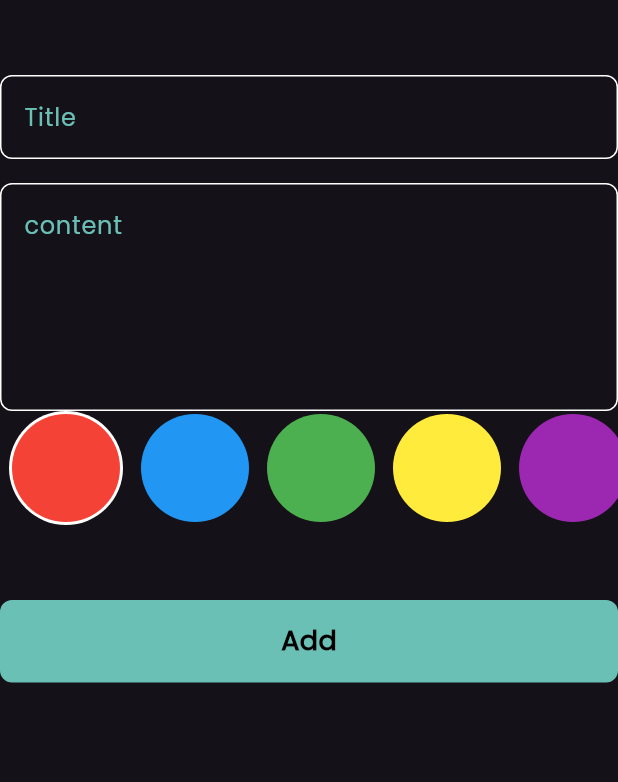
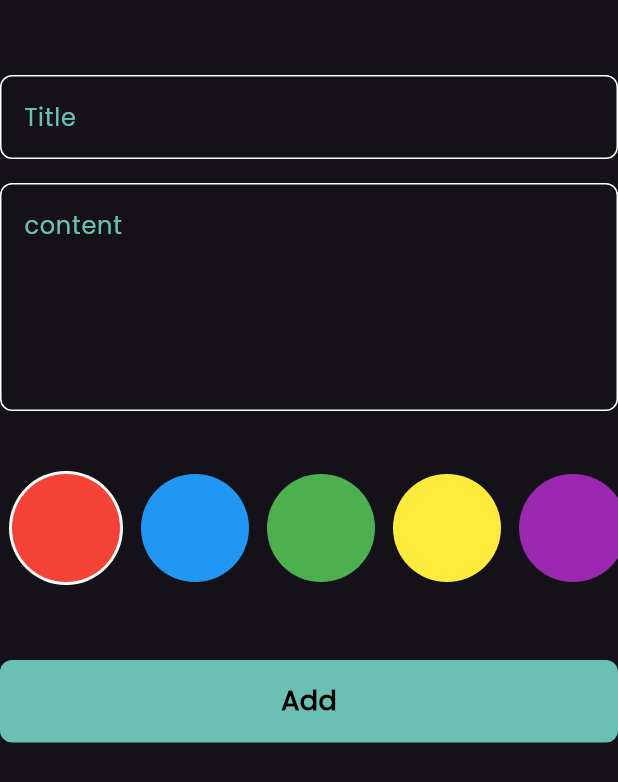
Before and after one commit to hassanelsherif90/notes_app, a Flutter app: the AddNoteForm widget shown alone on an empty page, opened directly, on a phone screen of 412 x 824 dp. Shown: the top 782 px of the screen. Run offline on Flutter 3.47's test engine with Material 3 defaults, Android fonts, the phone set to English and light mode, and no system bars; our stand-ins replace bloc, flutter_bloc, font_awesome_flutter, hive, hive_flutter; accounts and stored records are empty.

Commit message:
Update AddNote Cubit

```diff
--- a/lib/cubits/add_note_cubit/add_note_cubit.dart
+++ b/lib/cubits/add_note_cubit/add_note_cubit.dart
@@ -1,6 +1,6 @@
 import 'package:bloc/bloc.dart';
+import 'package:flutter/material.dart';
 import 'package:hive_flutter/adapters.dart';
-import 'package:meta/meta.dart';
 import 'package:notes_app/constants.dart';
 import 'package:notes_app/models/note_model.dart';
 
@@ -8,8 +8,9 @@ part 'add_note_state.dart';
 
 class AddNoteCubit extends Cubit<AddNoteState> {
   AddNoteCubit() : super(AddNoteInitial());
-
+  Color color = Colors.red;
   addNote(NoteModel note) async {
+    note.color = color.value;
     emit(AddNoteLoading());
 
     try {
--- a/lib/cubits/notes_cubit/notes_cubit.dart
+++ b/lib/cubits/notes_cubit/notes_cubit.dart
@@ -1,6 +1,6 @@
 import 'package:bloc/bloc.dart';
+import 'package:flutter/material.dart';
 import 'package:hive/hive.dart';
-import 'package:meta/meta.dart';
 import 'package:notes_app/constants.dart';
 import 'package:notes_app/models/note_model.dart';
 
@@ -10,7 +10,9 @@ class NotesCubit extends Cubit<NotesState> {
   NotesCubit() : super(NotesInitial());
 
   List<NoteModel>? notes;
+
   fetchAll() async {
+
     var notesBox = Hive.box<NoteModel>(kNotesBox);
     notes = notesBox.values.toList();
     emit(NotesSuccess());
--- a/lib/main.dart
+++ b/lib/main.dart
@@ -2,7 +2,6 @@ import 'package:flutter/material.dart';
 import 'package:flutter_bloc/flutter_bloc.dart';
 import 'package:hive_flutter/adapters.dart';
 import 'package:notes_app/constants.dart';
-import 'package:notes_app/cubits/add_note_cubit/add_note_cubit.dart';
 import 'package:notes_app/cubits/notes_cubit/notes_cubit.dart';
 import 'package:notes_app/models/note_model.dart';
 import 'package:notes_app/simple_observer_bloc.dart';
--- a/lib/models/note_model.dart
+++ b/lib/models/note_model.dart
@@ -11,7 +11,7 @@ class NoteModel extends HiveObject {
   @HiveField(2)
   final String date;
   @HiveField(3)
-  final int color;
+   int color;
 
   NoteModel(
       {required this.title,
--- a/lib/widgets/add_note_form.dart
+++ b/lib/widgets/add_note_form.dart
@@ -44,6 +44,7 @@ class _AddNoteFormState extends State<AddNoteForm> {
               subTitle = value;
             },
           ),
+          const SizedBox(height: 40),
           const ListColorItem(),
           const SizedBox(height: 50),
           BlocBuilder<AddNoteCubit, AddNoteState>(
--- a/lib/widgets/color_item.dart
+++ b/lib/widgets/color_item.dart
@@ -1,4 +1,6 @@
 import 'package:flutter/material.dart';
+import 'package:flutter_bloc/flutter_bloc.dart';
+import 'package:notes_app/cubits/add_note_cubit/add_note_cubit.dart';
 
 class ColorItem extends StatelessWidget {
   const ColorItem({super.key, required this.isActice, required this.color});
@@ -61,6 +63,7 @@ class _ListColorItemState extends State<ListColorItem> {
             child: GestureDetector(
               onTap: () {
                 currentIndex = index;
+                BlocProvider.of<AddNoteCubit>(context).color = colors[index];
                 setState(() {});
               },
               child: ColorItem(
```
